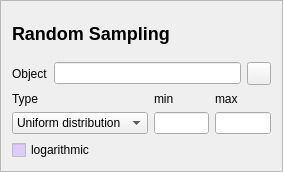
Before: the Qt Designer form copasi/UI/CScanWidgetRandom.ui in copasi/COPASI, drawn with Qt 5.
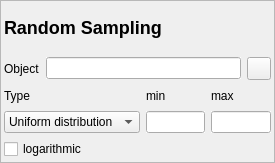
After: the same form once the commit is applied.

Commit message: Bug 2868: Removed color from scan task widgets.

```diff
--- a/copasi/UI/CScanWidgetRandom.ui
+++ b/copasi/UI/CScanWidgetRandom.ui
@@ -26,51 +26,17 @@
    <rect>
     <x>0</x>
     <y>0</y>
-    <width>283</width>
-    <height>172</height>
+    <width>275</width>
+    <height>163</height>
    </rect>
   </property>
-  <property name="palette">
-   <palette>
-    <active>
-     <colorrole role="Base">
-      <brush brushstyle="SolidPattern">
-       <color alpha="255">
-        <red>220</red>
-        <green>220</green>
-        <blue>220</blue>
-       </color>
-      </brush>
-     </colorrole>
-    </active>
-    <inactive>
-     <colorrole role="Base">
-      <brush brushstyle="SolidPattern">
-       <color alpha="255">
-        <red>220</red>
-        <green>220</green>
-        <blue>220</blue>
-       </color>
-      </brush>
-     </colorrole>
-    </inactive>
-    <disabled>
-     <colorrole role="Base">
-      <brush brushstyle="SolidPattern">
-       <color alpha="255">
-        <red>212</red>
-        <green>208</green>
-        <blue>200</blue>
-       </color>
-      </brush>
-     </colorrole>
-    </disabled>
-   </palette>
-  </property>
   <property name="windowTitle">
    <string>Form1</string>
   </property>
   <layout class="QVBoxLayout" name="verticalLayout_2">
+   <property name="spacing">
+    <number>0</number>
+   </property>
    <property name="leftMargin">
     <number>0</number>
    </property>
@@ -85,45 +51,8 @@
    </property>
    <item>
     <widget class="QFrame" name="frame">
-     <property name="palette">
-      <palette>
-       <active>
-        <colorrole role="Base">
-         <brush brushstyle="SolidPattern">
-          <color alpha="255">
-           <red>221</red>
-           <green>203</green>
-           <blue>249</blue>
-          </color>
-         </brush>
-        </colorrole>
-       </active>
-       <inactive>
-        <colorrole role="Base">
-         <brush brushstyle="SolidPattern">
-          <color alpha="255">
-           <red>221</red>
-           <green>203</green>
-           <blue>249</blue>
-          </color>
-         </brush>
-        </colorrole>
-       </inactive>
-       <disabled>
-        <colorrole role="Base">
-         <brush brushstyle="SolidPattern">
-          <color alpha="255">
-           <red>212</red>
-           <green>208</green>
-           <blue>200</blue>
-          </color>
-         </brush>
-        </colorrole>
-       </disabled>
-      </palette>
-     </property>
      <property name="autoFillBackground">
-      <bool>true</bool>
+      <bool>false</bool>
      </property>
      <property name="frameShape">
       <enum>QFrame::StyledPanel</enum>
@@ -132,6 +61,18 @@
       <enum>QFrame::Raised</enum>
      </property>
      <layout class="QVBoxLayout" name="verticalLayout">
+      <property name="leftMargin">
+       <number>3</number>
+      </property>
+      <property name="topMargin">
+       <number>3</number>
+      </property>
+      <property name="rightMargin">
+       <number>3</number>
+      </property>
+      <property name="bottomMargin">
+       <number>3</number>
+      </property>
       <item>
        <widget class="QLabel" name="labelTitle">
         <property name="text">
@@ -168,43 +109,6 @@
             <verstretch>0</verstretch>
            </sizepolicy>
           </property>
-          <property name="palette">
-           <palette>
-            <active>
-             <colorrole role="Base">
-              <brush brushstyle="SolidPattern">
-               <color alpha="255">
-                <red>255</red>
-                <green>255</green>
-                <blue>255</blue>
-               </color>
-              </brush>
-             </colorrole>
-            </active>
-            <inactive>
-             <colorrole role="Base">
-              <brush brushstyle="SolidPattern">
-               <color alpha="255">
-                <red>255</red>
-                <green>255</green>
-                <blue>255</blue>
-               </color>
-              </brush>
-             </colorrole>
-            </inactive>
-            <disabled>
-             <colorrole role="Base">
-              <brush brushstyle="SolidPattern">
-               <color alpha="255">
-                <red>212</red>
-                <green>208</green>
-                <blue>200</blue>
-               </color>
-              </brush>
-             </colorrole>
-            </disabled>
-           </palette>
-          </property>
           <property name="autoFillBackground">
            <bool>true</bool>
           </property>
@@ -303,43 +207,6 @@
             <verstretch>0</verstretch>
            </sizepolicy>
           </property>
-          <property name="palette">
-           <palette>
-            <active>
-             <colorrole role="Base">
-              <brush brushstyle="SolidPattern">
-               <color alpha="255">
-                <red>255</red>
-                <green>255</green>
-                <blue>255</blue>
-               </color>
-              </brush>
-             </colorrole>
-            </active>
-            <inactive>
-             <colorrole role="Base">
-              <brush brushstyle="SolidPattern">
-               <color alpha="255">
-                <red>255</red>
-                <green>255</green>
-                <blue>255</blue>
-               </color>
-              </brush>
-             </colorrole>
-            </inactive>
-            <disabled>
-             <colorrole role="Base">
-              <brush brushstyle="SolidPattern">
-               <color alpha="255">
-                <red>212</red>
-                <green>208</green>
-                <blue>200</blue>
-               </color>
-              </brush>
-             </colorrole>
-            </disabled>
-           </palette>
-          </property>
           <property name="autoFillBackground">
            <bool>true</bool>
           </property>
@@ -353,43 +220,6 @@
             <verstretch>0</verstretch>
            </sizepolicy>
           </property>
-          <property name="palette">
-           <palette>
-            <active>
-             <colorrole role="Base">
-              <brush brushstyle="SolidPattern">
-               <color alpha="255">
-                <red>255</red>
-                <green>255</green>
-                <blue>255</blue>
-               </color>
-              </brush>
-             </colorrole>
-            </active>
-            <inactive>
-             <colorrole role="Base">
-              <brush brushstyle="SolidPattern">
-               <color alpha="255">
-                <red>255</red>
-                <green>255</green>
-                <blue>255</blue>
-               </color>
-              </brush>
-             </colorrole>
-            </inactive>
-            <disabled>
-             <colorrole role="Base">
-              <brush brushstyle="SolidPattern">
-               <color alpha="255">
-                <red>212</red>
-                <green>208</green>
-                <blue>200</blue>
-               </color>
-              </brush>
-             </colorrole>
-            </disabled>
-           </palette>
-          </property>
           <property name="autoFillBackground">
            <bool>true</bool>
           </property>
```
Left out of the diff: 7 changed lines with no effect on the pictures. The commit also changes 4 other files.
